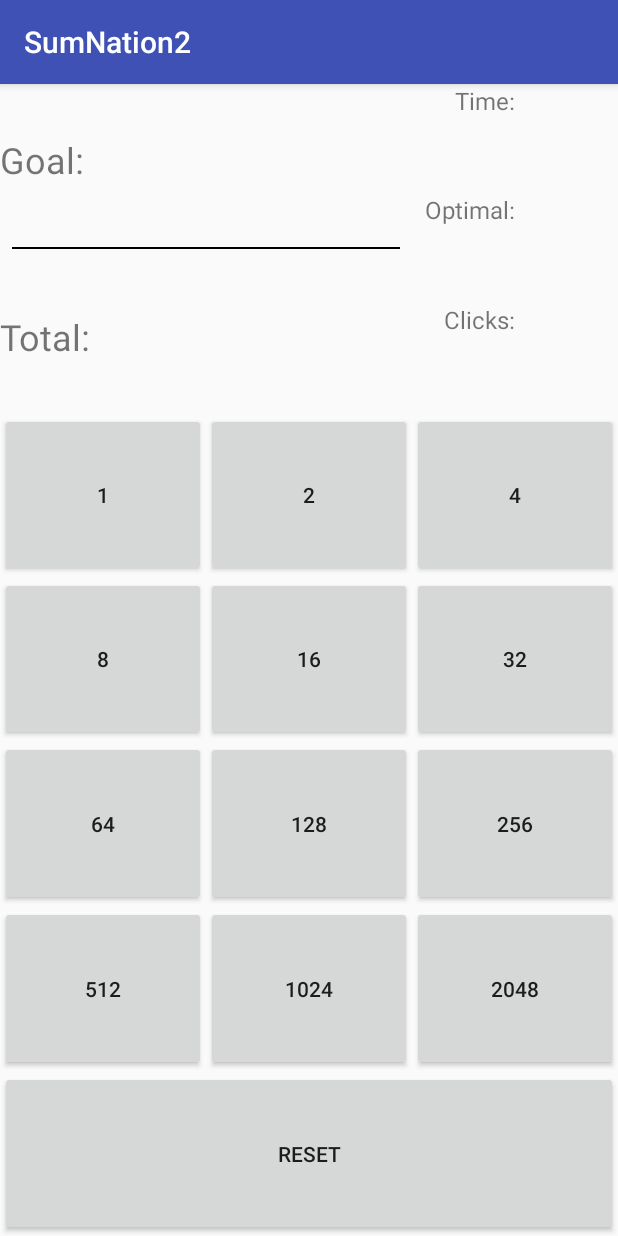
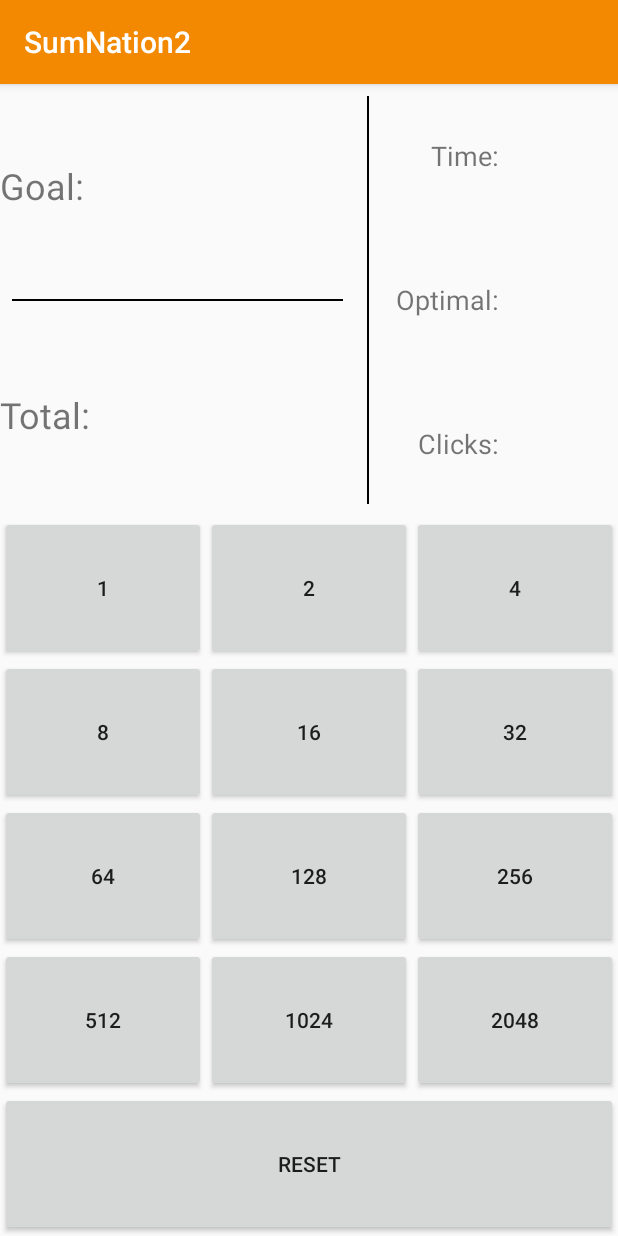
Before and after one commit to damalamp/SumNation2, an Android app: the screen it shows after launch (MainActivity), on a phone screen of 412 x 824 dp. Run offline under Robolectric (Android 15) with nearby library versions, the phone set to English and light mode, and no system bars.

Commit message:
Good Lookin' app!

```diff
--- a/app/src/main/java/com/xindere/davidlamp/sumnation2/MainActivity.java
+++ b/app/src/main/java/com/xindere/davidlamp/sumnation2/MainActivity.java
@@ -8,16 +8,16 @@ import android.view.View;
 import android.widget.TextView;
 import java.lang.Math;
 import java.util.Random;
-import android.widget.Chronometer;
 import android.os.Handler;
 
 
 public class MainActivity extends AppCompatActivity {
-    double goalTotal, currentTotal;
+    double goalTotal, currentTotal,remainder;
+    int clicksRequired,clicks;
+    int buttonCount = 12;
+    int base = 2;
     Random rand = new Random();
-    private int seconds=0;
-    boolean running;
-    TextView txtTimerView,goalView,currentTotalView;
+    TextView txtTimerView,goalView,currentTotalView,optimalView,clicksView;
     long startTime=0L,timeInMilliseconds=0L;
     Handler handler = new Handler();
     Runnable updateTimerThread = new Runnable(){
@@ -26,8 +26,8 @@ public class MainActivity extends AppCompatActivity {
             timeInMilliseconds = SystemClock.uptimeMillis()-startTime;
             int seconds = (int)(timeInMilliseconds/1000);
             int milliseconds = (int)(timeInMilliseconds%1000);
-            txtTimerView.setText(String.format("%2d",seconds)+"."+String.format("%03d",milliseconds));
-            handler.postDelayed(this,0);
+            txtTimerView.setText(String.format("%2d",seconds)+"."+String.format("%02d",milliseconds));
+            handler.postDelayed(this,10);
         }
     };
 
@@ -39,12 +39,14 @@ public class MainActivity extends AppCompatActivity {
         txtTimerView = findViewById(R.id.timerValue);
         currentTotalView = findViewById(R.id.current_total);
         goalView = findViewById(R.id.goal_total);
+        optimalView = findViewById(R.id.optimal);
+        clicksView = findViewById(R.id.clicks);
         }
 
     public void addValue(View v) {
         if (currentTotal < goalTotal) {
             int buttonNumber = Integer.parseInt(v.getTag().toString());
-            currentTotal = currentTotal + Math.pow(2, buttonNumber);
+            currentTotal = currentTotal + Math.pow(base, buttonNumber);
             currentTotalView.setText(String.valueOf((int) (currentTotal)));
             if (currentTotal > goalTotal) {
                 currentTotalView.setBackgroundColor(Color.RED);
@@ -52,18 +54,31 @@ public class MainActivity extends AppCompatActivity {
             }
             if (currentTotal == goalTotal) {
                 currentTotalView.setBackgroundColor(Color.GREEN);
-                running = false;
                 handler.removeCallbacks(updateTimerThread);
             }
+            clicks++;
+            clicksView.setText(String.valueOf(clicks));
         }
     }
 
     public void resetGame(View v) {
         currentTotal = 0;
+        clicksRequired=0;
         currentTotalView.setBackgroundColor(Color.TRANSPARENT);
         currentTotalView.setText(String.valueOf((int) (currentTotal)));
         goalTotal = rand.nextInt(2047) + 1;
-        goalView.setText(String.valueOf(goalTotal));
+        remainder = goalTotal;
+        for(int i=buttonCount;i>=0;i--){
+            if(remainder-Math.pow(base,i)>=0){
+                System.out.println("But not this far");
+                remainder=remainder-Math.pow(base,i);
+                clicksRequired++;
+                System.out.println("Clicks Required: " + clicksRequired);
+            }
+            System.out.println("Remainder: " + remainder);
+        }
+        optimalView.setText(String.valueOf(clicksRequired));
+        goalView.setText(String.valueOf((int) goalTotal));
         startTime = SystemClock.uptimeMillis();
         handler.postDelayed(updateTimerThread,0);
     }
--- a/app/src/main/res/layout/activity_main.xml
+++ b/app/src/main/res/layout/activity_main.xml
@@ -10,31 +10,34 @@
         android:id="@+id/first_two_rows"
         android:layout_width="match_parent"
         android:layout_height="0dp"
-        android:layout_weight="2"
+        android:layout_weight="3"
         android:orientation="horizontal">
 
         <LinearLayout
             android:layout_width="0dp"
             android:layout_height="match_parent"
-            android:orientation="vertical"
-            android:layout_weight="2">
+            android:layout_weight="3"
+            android:orientation="vertical">
+
             <LinearLayout
                 android:layout_width="match_parent"
                 android:layout_height="0dp"
                 android:layout_weight="1"
                 android:orientation="horizontal">
+
                 <TextView
                     android:layout_width="wrap_content"
                     android:layout_height="match_parent"
                     android:gravity="center_vertical"
                     android:text="Goal:"
                     android:textSize="24sp" />
+
                 <TextView
                     android:id="@+id/goal_total"
+                    android:layout_width="wrap_content"
                     android:layout_height="match_parent"
-                    android:layout_width="wrap_content"
+                    android:layout_weight="1"
                     android:gravity="center"
-                    android:layout_weight="1"
                     android:textSize="32sp" />
             </LinearLayout>
 
@@ -68,10 +71,16 @@
             </LinearLayout>
         </LinearLayout>
 
+        <View
+            android:layout_width="1dp"
+            android:layout_height="match_parent"
+            android:layout_margin="8dp"
+            android:background="@android:color/black" />
+
         <LinearLayout
             android:layout_width="0dp"
             android:layout_height="match_parent"
-            android:layout_weight="1"
+            android:layout_weight="2"
             android:orientation="vertical">
 
             <LinearLayout
@@ -82,20 +91,21 @@
 
                 <TextView
                     android:layout_width="0dp"
+                    android:layout_height="match_parent"
                     android:layout_weight="1"
-                    android:layout_height="match_parent"
-                    android:gravity="right"
+                    android:gravity="right|center"
                     android:text="Time:"
-                    android:textSize="16sp" />
+                    android:textSize="18sp" />
 
                 <TextView
                     android:id="@+id/timerValue"
                     android:layout_width="0dp"
+                    android:layout_height="match_parent"
                     android:layout_weight="1"
-                    android:layout_height="match_parent"
-                    android:gravity="right"
-                    android:textSize="16sp" />
+                    android:gravity="center"
+                    android:textSize="22sp" />
             </LinearLayout>
+
             <LinearLayout
                 android:layout_width="match_parent"
                 android:layout_height="0dp"
@@ -104,20 +114,21 @@
 
                 <TextView
                     android:layout_width="0dp"
+                    android:layout_height="match_parent"
                     android:layout_weight="1"
-                    android:layout_height="match_parent"
-                    android:gravity="right"
+                    android:gravity="right|center"
                     android:text="Optimal:"
-                    android:textSize="16sp" />
+                    android:textSize="18sp" />
 
                 <TextView
                     android:id="@+id/optimal"
                     android:layout_width="0dp"
+                    android:layout_height="match_parent"
                     android:layout_weight="1"
-                    android:layout_height="match_parent"
-                    android:gravity="right"
-                    android:textSize="16sp" />
+                    android:gravity="center"
+                    android:textSize="24sp" />
             </LinearLayout>
+
             <LinearLayout
                 android:layout_width="match_parent"
                 android:layout_height="0dp"
@@ -126,19 +137,19 @@
 
                 <TextView
                     android:layout_width="0dp"
+                    android:layout_height="match_parent"
                     android:layout_weight="1"
-                    android:layout_height="match_parent"
-                    android:gravity="right"
+                    android:gravity="right|center"
                     android:text="Clicks:"
-                    android:textSize="16sp" />
+                    android:textSize="18sp" />
 
                 <TextView
                     android:id="@+id/clicks"
                     android:layout_width="0dp"
+                    android:layout_height="match_parent"
                     android:layout_weight="1"
-                    android:layout_height="match_parent"
-                    android:gravity="right"
-                    android:textSize="16sp" />
+                    android:gravity="center"
+                    android:textSize="24sp" />
             </LinearLayout>
 
         </LinearLayout>
--- a/app/src/main/res/values/colors.xml
+++ b/app/src/main/res/values/colors.xml
@@ -1,6 +1,6 @@
 <?xml version="1.0" encoding="utf-8"?>
 <resources>
-    <color name="colorPrimary">#3F51B5</color>
-    <color name="colorPrimaryDark">#303F9F</color>
-    <color name="colorAccent">#FF4081</color>
+    <color name="colorPrimary">#f28900</color>
+    <color name="colorPrimaryDark">#005dba</color>
+    <color name="colorAccent">#005dba</color>
 </resources>
```
